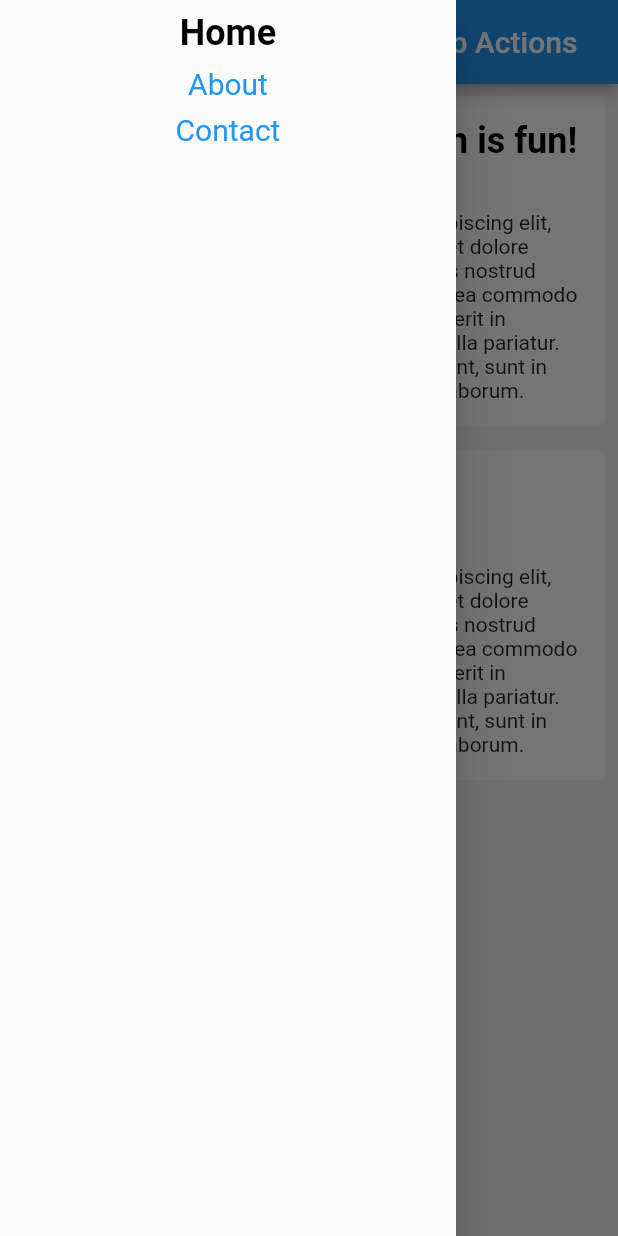
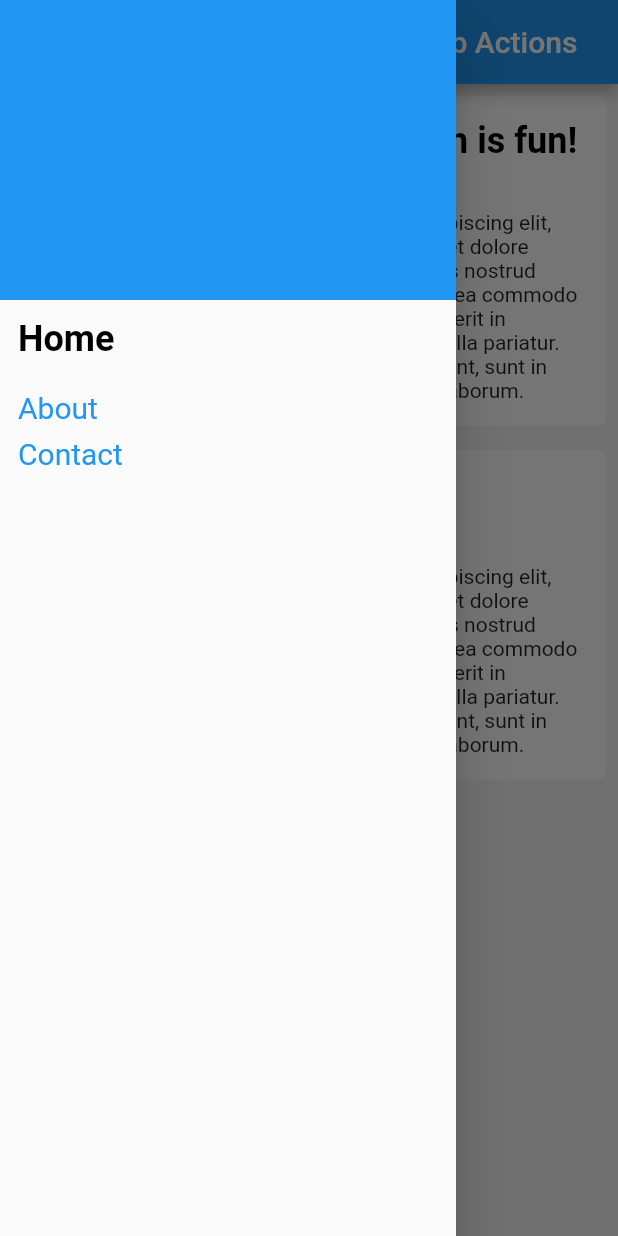
Before and after one commit to nazrulahmed-bs/flutter-ci-cd-github-action, a Flutter app: the screen it shows after launch, with the side drawer open, on a phone screen of 412 x 824 dp. Run offline on Flutter 3.47's test engine with Material 2 defaults, Android fonts, the phone set to English and light mode, and no system bars.

Commit message:
deploy web

```diff
--- a/lib/main.dart
+++ b/lib/main.dart
@@ -24,16 +24,23 @@ class HomePage extends StatelessWidget {
                 title: const Text('CI/CD practice with GitHub Actions'),
               ),
         drawer: Drawer(
-          child: Padding(
-            padding: const EdgeInsets.all(8.0),
           child: Column(
+            crossAxisAlignment: CrossAxisAlignment.start,
             children: [
-                const Text(
+              Container(
+                height: 200,
+                width: double.infinity,
+                color: Colors.blue,
+              ),
+              const Padding(
+                padding: EdgeInsets.all(12.0),
+                child: Text(
                   'Home',
                   style: AppStyle.logoTextStyle,
                 ),
+              ),
               ...items.map((e) => Padding(
-                      padding: const EdgeInsets.only(top: 8.0),
+                    padding: const EdgeInsets.only(top: 8.0, left: 12),
                     child: Text(
                       e,
                       style: AppStyle.itemTextStyle,
@@ -42,12 +49,13 @@ class HomePage extends StatelessWidget {
             ],
           ),
         ),
-        ),
-        body: Column(
+        body: SingleChildScrollView(
+          child: Column(
             children: [
               _buildHeader(),
               _buildBody(),
             ],
+          ),
         ),
       ),
     );
```
Lines whose indentation alone changed are shown as unchanged.
